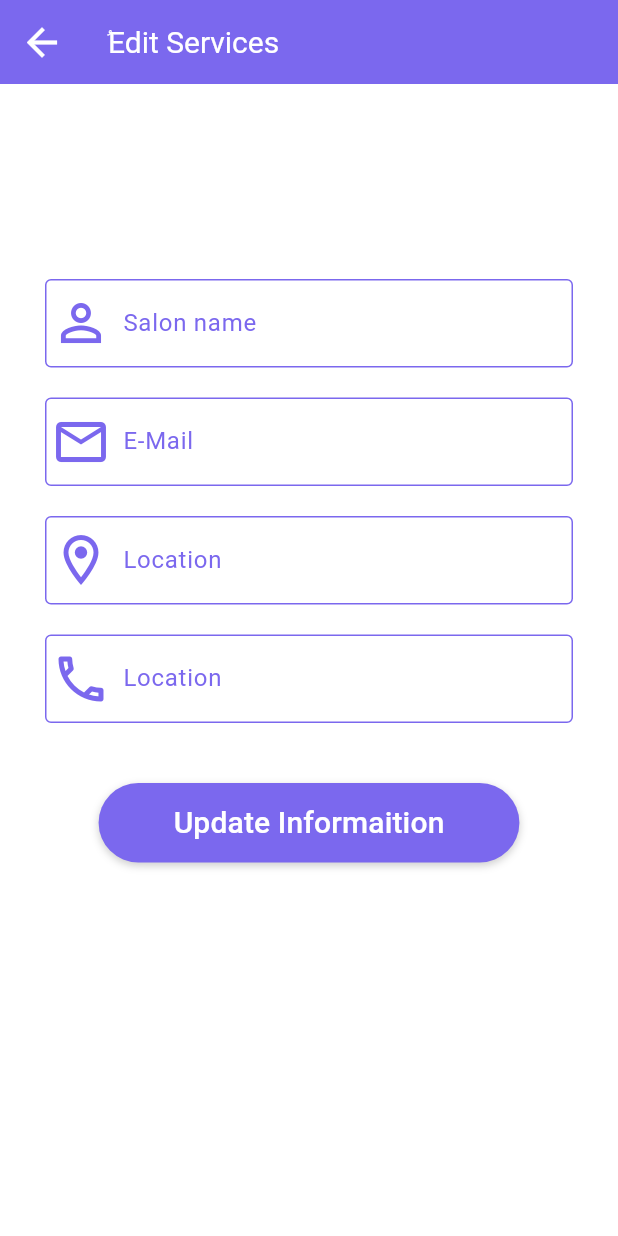
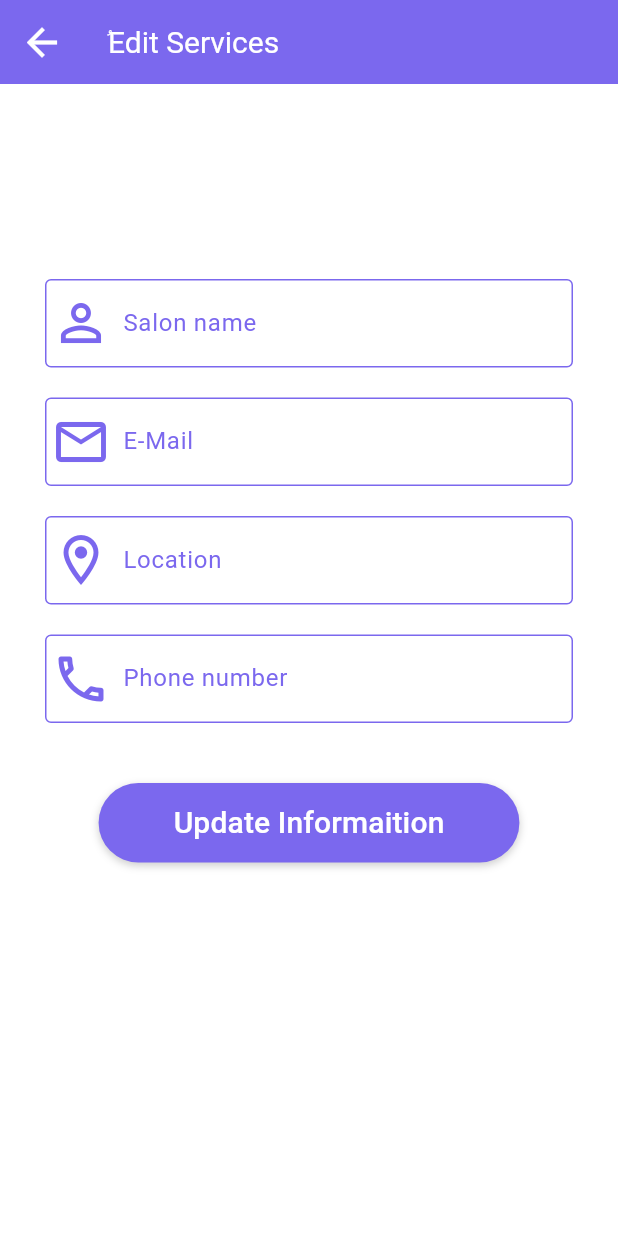
Before and after one commit to Muhammad-Qzih/N3imn_Project, a Flutter app: the BarberEditInfoScreen screen opened by its route, on a phone screen of 412 x 824 dp. Run offline on Flutter 3.47's test engine with Material 3 defaults, Android fonts, the phone set to English and light mode, and no system bars; our stand-ins replace awesome_dialog, cloud_firestore, firebase_auth, firebase_core, firebase_storage, get_it and 3 more; accounts and stored records are empty.

Commit message:
implementation updating for barber salon information

```diff
--- a/lib/view/barber_screens/home_navigation_screens/barber_edit_info_screen.dart
+++ b/lib/view/barber_screens/home_navigation_screens/barber_edit_info_screen.dart
@@ -3,6 +3,7 @@ import 'package:n3imn_project_team/themes/colors_theme.dart';
 import 'package:n3imn_project_team/utils/validations/auth_validator.dart';
 import 'package:n3imn_project_team/view/custom_components/general_components/custom_auth_button.dart';
 import 'package:n3imn_project_team/view/custom_components/general_components/custom_edit_text_field.dart';
+import 'package:n3imn_project_team/view_model/barber_edit_info_view_model.dart';
 
 class BarberEditInfoScreen extends StatefulWidget {
   const BarberEditInfoScreen({super.key});
@@ -12,10 +13,28 @@ class BarberEditInfoScreen extends StatefulWidget {
 }
 
 class _BarberEditInfoScreenState extends State<BarberEditInfoScreen> {
-  final TextEditingController text = TextEditingController();
+    final BarberSalonEditInfoViewModel barberEditInfoViewModel =
+       BarberSalonEditInfoViewModel();
+  GlobalKey<FormState> formState = GlobalKey<FormState>();
+
+  getData() async {
+    final barberSalon = await barberEditInfoViewModel.loadBarberData();
+    barberEditInfoViewModel.shopNameController.text = barberSalon!.shopName;
+    barberEditInfoViewModel.emailController.text = barberSalon.email;
+    barberEditInfoViewModel.phoneController.text = barberSalon.phoneNumber;
+    barberEditInfoViewModel.locationController.text = barberSalon.location;
+
+  }
+
+  @override
+  void initState() {
+    getData();
+    super.initState();
+  }
   @override
   Widget build(BuildContext context) {
     return Scaffold(
+
         appBar: AppBar(
           iconTheme:
               const IconThemeData(color: AppColor.TEXT_SECONDARY, size: 30),
@@ -39,11 +58,12 @@ class _BarberEditInfoScreenState extends State<BarberEditInfoScreen> {
                   height: 100,
                 ),
                 Form(
+                  key: formState,
                     child: Column(children: [
                   CustomEditTextField(
                     labelName: "Salon name",
                     validator: AuthValidator.validSalonName,
-                    textEditingController: text,
+                    textEditingController: barberEditInfoViewModel.shopNameController,
                     obsecureText: false,
                     icon: Icons.person_outline,
                   ),
@@ -53,7 +73,7 @@ class _BarberEditInfoScreenState extends State<BarberEditInfoScreen> {
                   CustomEditTextField(
                     labelName: "E-Mail",
                     validator: AuthValidator.validSalonName,
-                    textEditingController: text,
+                    textEditingController: barberEditInfoViewModel.emailController,
                     obsecureText: false,
                     icon: Icons.email_outlined,
                   ),
@@ -63,7 +83,7 @@ class _BarberEditInfoScreenState extends State<BarberEditInfoScreen> {
                   CustomEditTextField(
                     labelName: "Location",
                     validator: AuthValidator.validSalonName,
-                    textEditingController: text,
+                    textEditingController: barberEditInfoViewModel.locationController,
                     obsecureText: false,
                     icon: Icons.location_on_outlined,
                   ),
@@ -71,21 +91,24 @@ class _BarberEditInfoScreenState extends State<BarberEditInfoScreen> {
                     height: 20,
                   ),
                   CustomEditTextField(
-                    labelName: "Location",
+                    labelName: "Phone number",
                     validator: AuthValidator.validSalonName,
-                    textEditingController: text,
+                    textEditingController: barberEditInfoViewModel.phoneController,
                     obsecureText: false,
                     icon: Icons.phone_outlined,
                   ),
                   const SizedBox(
                     height: 40,
                   ),
-                  const CsutomAuthButton(
+                   CsutomAuthButton(
                     buttonText: 'Update Informaition',
-                    textStyle: TextStyle(
+                    textStyle: const TextStyle(
                       color: AppColor.TEXT_SECONDARY,
                       fontSize: 20,
                     ),
+                    onPressed: (){
+                      barberEditInfoViewModel.updateBarberProfile(context, formState);
+                    },
                   )
                 ])),
               ],
--- /dev/null
+++ b/lib/view_model/barber_edit_info_view_model.dart
@@ -0,0 +1,41 @@
+// ignore_for_file: unused_field, non_constant_identifier_names
+
+import 'package:firebase_auth/firebase_auth.dart';
+import 'package:flutter/material.dart';
+import 'package:n3imn_project_team/model/user_model/barber_model.dart';
+import 'package:n3imn_project_team/repositories/user_repo/barber_repsitory/barber_repo.dart';
+import 'package:n3imn_project_team/utils/Dialogs/dialgos.dart';
+import 'package:n3imn_project_team/utils/global_exception_hadller/exception_hadller.dart';
+
+class BarberSalonEditInfoViewModel with ChangeNotifier {
+  final TextEditingController _email = TextEditingController();
+  final TextEditingController _phone = TextEditingController();
+  final TextEditingController _shopName = TextEditingController();
+  final TextEditingController _location = TextEditingController();
+
+  TextEditingController get emailController => _email;
+  TextEditingController get phoneController => _phone;
+  TextEditingController get shopNameController => _shopName;
+    TextEditingController get locationController => _location;
+
+
+  final BarberRepository _barberRepository = BarberRepository();
+  final user = FirebaseAuth.instance.currentUser?.uid;
+  Future<void> updateBarberProfile(
+      BuildContext context, GlobalKey<FormState> formState) async {
+    if (formState.currentState!.validate()) {
+      ExceptionHandller.handle(() async {
+        await _barberRepository.updateBarberProfileById(user!,
+            shopNameController.text ,emailController.text, phoneController.text,locationController.text);
+      }, context);
+      Dialogs.showAuthenticationErrorDialog(
+          context, "Profile updated successfully!", 'Done Update');
+    }
+  }
+
+  Future<BarberSalon?> loadBarberData() async {
+    BarberSalon? barberSalon = await _barberRepository.fetchBarberProfile(user!);
+    return barberSalon;
+  }
+
+}
--- a/lib/view_model/customer_edit_info_view_model.dart
+++ b/lib/view_model/customer_edit_info_view_model.dart
@@ -1,6 +1,5 @@
 // ignore_for_file: unused_field
 
-import 'package:cloud_firestore/cloud_firestore.dart';
 import 'package:firebase_auth/firebase_auth.dart';
 import 'package:flutter/material.dart';
 import 'package:n3imn_project_team/model/user_model/customer_model.dart';
```
Also changed, not shown: lib/repositories/user_repo/barber_repsitory/barber_repo.dart (+14 -0 lines).
